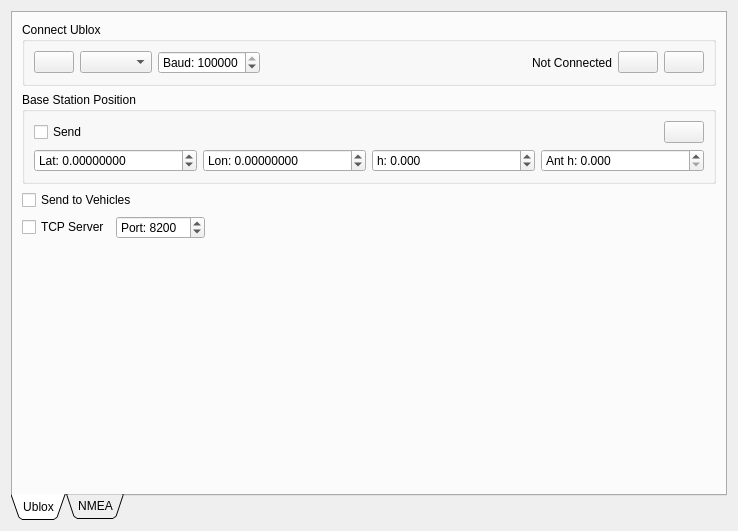
Before: the Qt Designer form Linux/RControlStation/basestation.ui in vedderb/rise_sdvp, drawn with Qt 5.
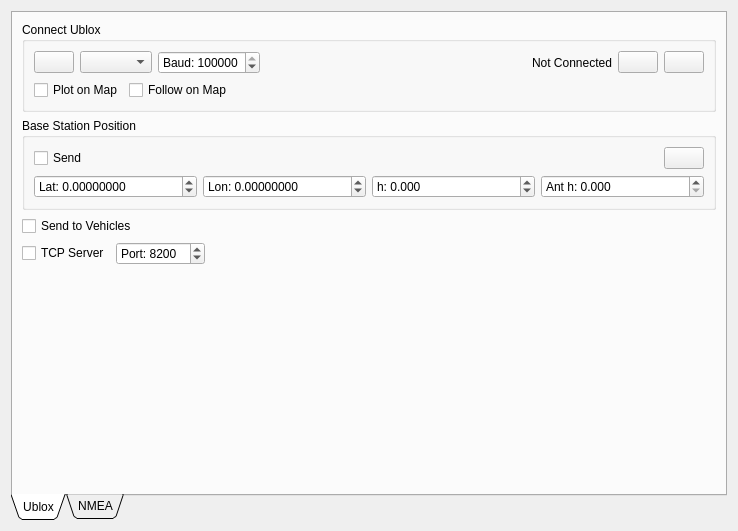
After: the same form once the commit is applied. Icons and pictures are not drawn.

```diff
--- a/Linux/RControlStation/basestation.ui
+++ b/Linux/RControlStation/basestation.ui
@@ -36,13 +36,15 @@
       <attribute name="toolTip">
        <string>Ublox</string>
       </attribute>
-      <layout class="QVBoxLayout" name="verticalLayout_4">
+      <layout class="QVBoxLayout" name="verticalLayout_5">
        <item>
         <widget class="QGroupBox" name="groupBox_3">
          <property name="title">
           <string>Connect Ublox</string>
          </property>
-         <layout class="QHBoxLayout" name="horizontalLayout_4">
+         <layout class="QVBoxLayout" name="verticalLayout_4">
+          <item>
+           <layout class="QHBoxLayout" name="horizontalLayout_8">
           <item>
            <widget class="QPushButton" name="ubxSerialRefreshButton">
             <property name="toolTip">
@@ -125,12 +127,39 @@
            </widget>
           </item>
          </layout>
-         <zorder>ubxSerialPortBox</zorder>
-         <zorder>ubxSerialDisconnectButton</zorder>
-         <zorder>ubxSerialConnectButton</zorder>
-         <zorder>ubxSerialBaudBox</zorder>
-         <zorder>ubxSerialRefreshButton</zorder>
-         <zorder>ubxSerialConnectedLabel</zorder>
+          </item>
+          <item>
+           <layout class="QHBoxLayout" name="horizontalLayout_4">
+            <item>
+             <widget class="QCheckBox" name="ubxPlotMapBox">
+              <property name="text">
+               <string>Plot on Map</string>
+              </property>
+             </widget>
+            </item>
+            <item>
+             <widget class="QCheckBox" name="ubxFollowMapBox">
+              <property name="text">
+               <string>Follow on Map</string>
+              </property>
+             </widget>
+            </item>
+            <item>
+             <spacer name="horizontalSpacer_5">
+              <property name="orientation">
+               <enum>Qt::Horizontal</enum>
+              </property>
+              <property name="sizeHint" stdset="0">
+               <size>
+                <width>40</width>
+                <height>20</height>
+               </size>
+              </property>
+             </spacer>
+            </item>
+           </layout>
+          </item>
+         </layout>
         </widget>
        </item>
        <item>
```
Left out of the diff: 3 changed lines with no effect on the pictures. Lines whose indentation alone changed are shown as unchanged.
